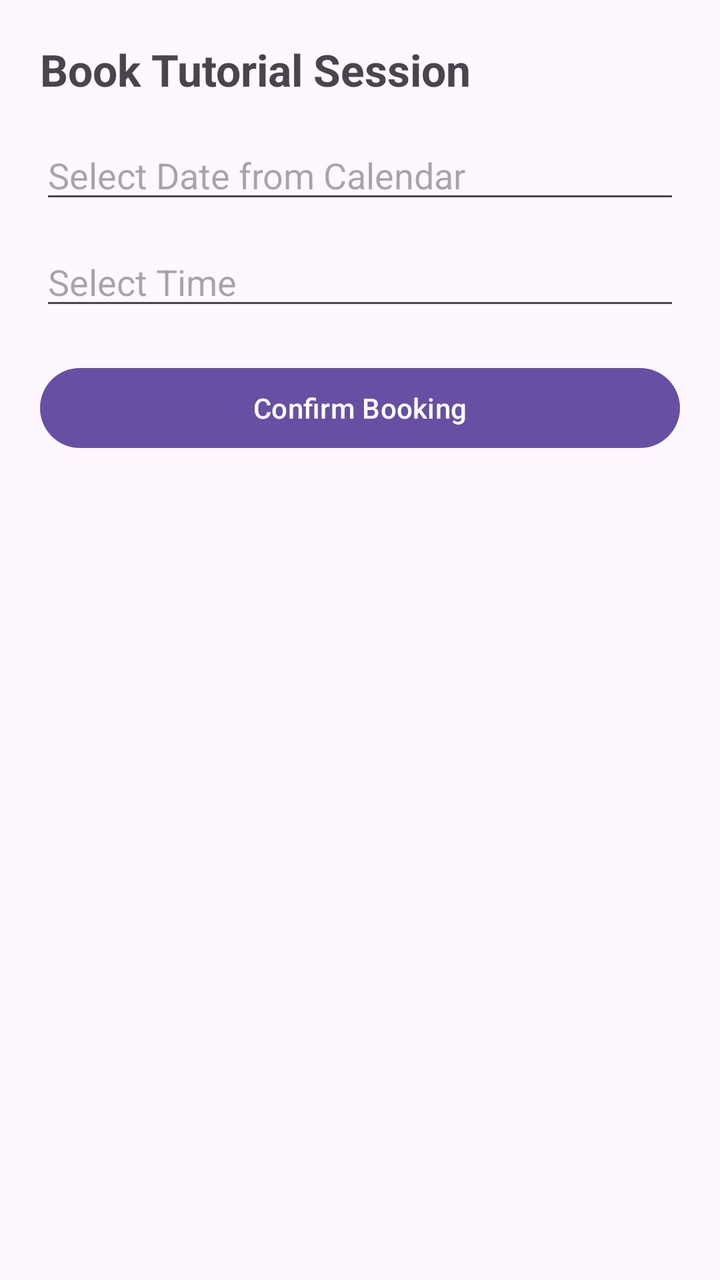
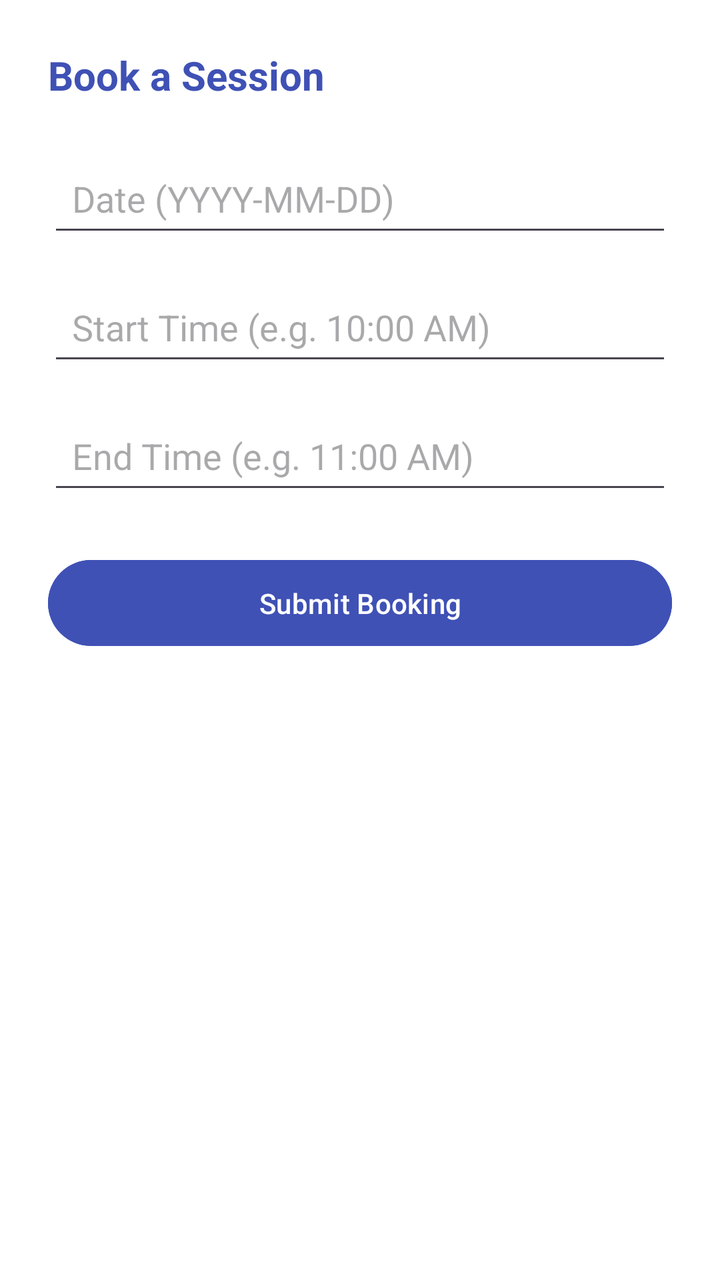

Two renders of the same Android screen: before a commit and after it. Below are the layout's source before the change and the commit's diff.
<!-- AndroidManifest.xml: application theme Theme.TutorSched -->
<!-- res/layout/activity_booking.xml -->
<?xml version="1.0" encoding="utf-8"?>
<LinearLayout xmlns:android="http://schemas.android.com/apk/res/android"
    android:layout_width="match_parent"
    android:layout_height="match_parent"
    android:orientation="vertical"
    android:padding="20dp">

    <TextView
        android:id="@+id/textBookingTitle"
        android:layout_width="wrap_content"
        android:layout_height="wrap_content"
        android:text="Book Tutorial Session"
        android:textSize="22sp"
        android:textStyle="bold"
        android:layout_marginBottom="16dp"/>

    <EditText
        android:id="@+id/inputDate"
        android:layout_width="match_parent"
        android:layout_height="wrap_content"
        android:hint="Select Date from Calendar"
        android:focusable="false"
        android:clickable="true"
        android:inputType="none"
        android:layout_marginBottom="12dp"/>

    <EditText
        android:id="@+id/inputTime"
        android:layout_width="match_parent"
        android:layout_height="wrap_content"
        android:hint="Select Time"
        android:focusable="false"
        android:clickable="true"
        android:inputType="none"
        android:layout_marginBottom="20dp"/>

    <Button
        android:id="@+id/btnSubmitBooking"
        android:layout_width="match_parent"
        android:layout_height="wrap_content"
        android:text="Confirm Booking" />

</LinearLayout>
<!-- resources referenced by this layout -->
<resources>
  <style name="Theme.TutorSched" parent="Base.Theme.TutorSched" />
  <style name="Base.Theme.TutorSched" parent="Theme.Material3.DayNight.NoActionBar">
          
          
      </style>
</resources>

<!-- the commit's change to res/layout/activity_booking.xml (unified diff, before → after) -->
@@ -3,41 +3,51 @@
     android:layout_width="match_parent"
     android:layout_height="match_parent"
     android:orientation="vertical"
-    android:padding="20dp">
+    android:padding="24dp"
+    android:background="#FFFFFF">
 
     <TextView
-        android:id="@+id/textBookingTitle"
+        android:id="@+id/tvSelectedTutor"
         android:layout_width="wrap_content"
         android:layout_height="wrap_content"
-        android:text="Book Tutorial Session"
-        android:textSize="22sp"
+        android:text="Book a Session"
+        android:textSize="20sp"
         android:textStyle="bold"
+        android:textColor="#3F51B5"
+        android:layout_marginBottom="24dp"/>
+
+    <EditText
+        android:id="@+id/etBookingDate"
+        android:layout_width="match_parent"
+        android:layout_height="wrap_content"
+        android:hint="Date (YYYY-MM-DD)"
+        android:inputType="date"
+        android:padding="12dp"
         android:layout_marginBottom="16dp"/>
 
     <EditText
-        android:id="@+id/inputDate"
+        android:id="@+id/etStartTime"
         android:layout_width="match_parent"
         android:layout_height="wrap_content"
-        android:hint="Select Date from Calendar"
-        android:focusable="false"
-        android:clickable="true"
-        android:inputType="none"
-        android:layout_marginBottom="12dp"/>
+        android:hint="Start Time (e.g. 10:00 AM)"
+        android:padding="12dp"
+        android:layout_marginBottom="16dp"/>
 
     <EditText
-        android:id="@+id/inputTime"
+        android:id="@+id/etEndTime"
         android:layout_width="match_parent"
         android:layout_height="wrap_content"
-        android:hint="Select Time"
-        android:focusable="false"
-        android:clickable="true"
-        android:inputType="none"
-        android:layout_marginBottom="20dp"/>
+        android:hint="End Time (e.g. 11:00 AM)"
+        android:padding="12dp"
+        android:layout_marginBottom="24dp"/>
 
     <Button
         android:id="@+id/btnSubmitBooking"
         android:layout_width="match_parent"
         android:layout_height="wrap_content"
-        android:text="Confirm Booking" />
+        android:text="Submit Booking"
+        android:backgroundTint="#3F51B5"
+        android:textColor="#FFFFFF"
+        android:padding="12dp"/>
 
 </LinearLayout>
